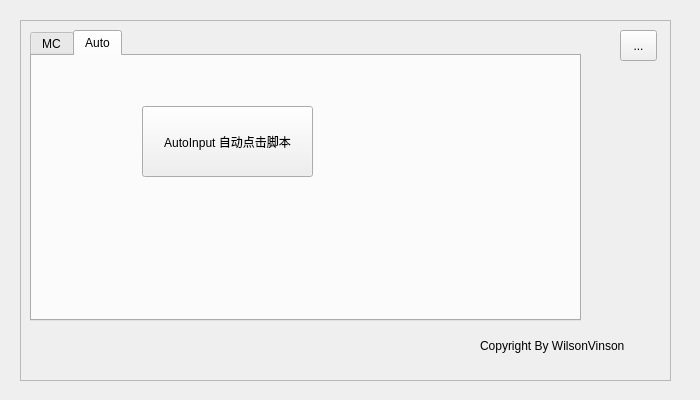
Above: src/module/data/gui/layout.ui from MoYuStudio/MoYu_ToolBox_Qt5 before the change. Below: the same form after it.
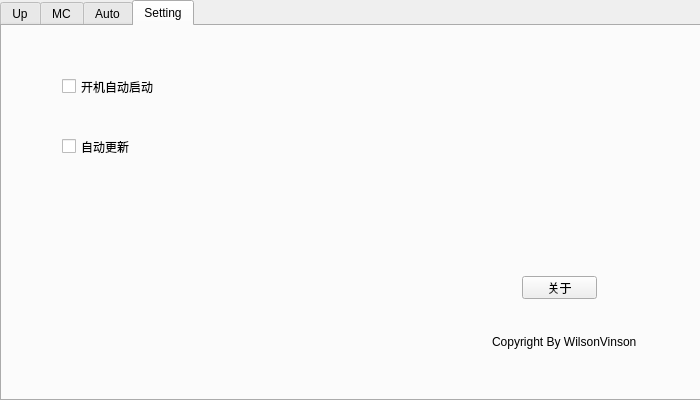
That is the form after the change. The open tabs and pages were chosen to show the change.

Diff of the .ui file:
```diff
--- a/src/module/data/gui/layout.ui
+++ b/src/module/data/gui/layout.ui
@@ -14,60 +14,63 @@
   <property name="windowTitle">
    <string>MoYu ToolBox 摸鱼工具箱</string>
   </property>
-  <widget class="QFrame" name="frame">
-   <property name="geometry">
-    <rect>
-     <x>20</x>
-     <y>20</y>
-     <width>651</width>
-     <height>361</height>
-    </rect>
-   </property>
-   <property name="frameShape">
-    <enum>QFrame::StyledPanel</enum>
-   </property>
-   <property name="frameShadow">
-    <enum>QFrame::Raised</enum>
-   </property>
-   <widget class="QLabel" name="label">
-    <property name="geometry">
-     <rect>
-      <x>460</x>
-      <y>310</y>
-      <width>151</width>
-      <height>31</height>
-     </rect>
-    </property>
-    <property name="text">
-     <string>Copyright By WilsonVinson</string>
-    </property>
-   </widget>
-   <widget class="QToolButton" name="toolButton">
-    <property name="geometry">
-     <rect>
-      <x>600</x>
-      <y>10</y>
-      <width>37</width>
-      <height>31</height>
-     </rect>
-    </property>
-    <property name="text">
-     <string>...</string>
-    </property>
-   </widget>
    <widget class="QTabWidget" name="tabWidget">
     <property name="geometry">
      <rect>
-      <x>10</x>
-      <y>10</y>
-      <width>551</width>
-      <height>291</height>
+     <x>0</x>
+     <y>0</y>
+     <width>701</width>
+     <height>401</height>
      </rect>
     </property>
     <property name="currentIndex">
-     <number>1</number>
-    </property>
-    <widget class="QWidget" name="mc">
+    <number>0</number>
+   </property>
+   <widget class="QWidget" name="tab">
+    <attribute name="title">
+     <string>Up</string>
+    </attribute>
+    <widget class="QPushButton" name="pushButton_liveass">
+     <property name="geometry">
+      <rect>
+       <x>60</x>
+       <y>100</y>
+       <width>101</width>
+       <height>41</height>
+      </rect>
+     </property>
+     <property name="text">
+      <string>直播姬</string>
+     </property>
+    </widget>
+    <widget class="QPushButton" name="pushButton">
+     <property name="geometry">
+      <rect>
+       <x>60</x>
+       <y>180</y>
+       <width>101</width>
+       <height>51</height>
+      </rect>
+     </property>
+     <property name="text">
+      <string>安卓投屏</string>
+     </property>
+    </widget>
+    <widget class="QPushButton" name="pushButton_2">
+     <property name="geometry">
+      <rect>
+       <x>60</x>
+       <y>40</y>
+       <width>101</width>
+       <height>41</height>
+      </rect>
+     </property>
+     <property name="text">
+      <string>OBS</string>
+     </property>
+    </widget>
+   </widget>
+   <widget class="QWidget" name="tabWidget_mc">
      <attribute name="title">
       <string>MC</string>
      </attribute>
@@ -117,8 +120,8 @@
      <widget class="QPushButton" name="pushButton_AutoInput">
       <property name="geometry">
        <rect>
-        <x>110</x>
-        <y>50</y>
+       <x>40</x>
+       <y>40</y>
         <width>171</width>
         <height>71</height>
        </rect>
@@ -127,6 +130,62 @@
        <string>AutoInput 自动点击脚本</string>
       </property>
      </widget>
+   </widget>
+   <widget class="QWidget" name="tabWidget_setting">
+    <attribute name="title">
+     <string>Setting</string>
+    </attribute>
+    <widget class="QPushButton" name="pushButton_about">
+     <property name="geometry">
+      <rect>
+       <x>520</x>
+       <y>250</y>
+       <width>75</width>
+       <height>23</height>
+      </rect>
+     </property>
+     <property name="text">
+      <string>关于</string>
+     </property>
+    </widget>
+    <widget class="QLabel" name="label">
+     <property name="geometry">
+      <rect>
+       <x>490</x>
+       <y>300</y>
+       <width>151</width>
+       <height>31</height>
+      </rect>
+     </property>
+     <property name="text">
+      <string>Copyright By WilsonVinson</string>
+     </property>
+    </widget>
+    <widget class="QCheckBox" name="checkBox_autostart">
+     <property name="geometry">
+      <rect>
+       <x>60</x>
+       <y>40</y>
+       <width>161</width>
+       <height>41</height>
+      </rect>
+     </property>
+     <property name="text">
+      <string>开机自动启动</string>
+     </property>
+    </widget>
+    <widget class="QCheckBox" name="checkBox_autoupdata">
+     <property name="geometry">
+      <rect>
+       <x>60</x>
+       <y>100</y>
+       <width>161</width>
+       <height>41</height>
+      </rect>
+     </property>
+     <property name="text">
+      <string>自动更新</string>
+     </property>
     </widget>
    </widget>
   </widget>
```
Left out of the diff: 8 changed lines with no effect on the pictures. Lines whose indentation alone changed are shown as unchanged.
